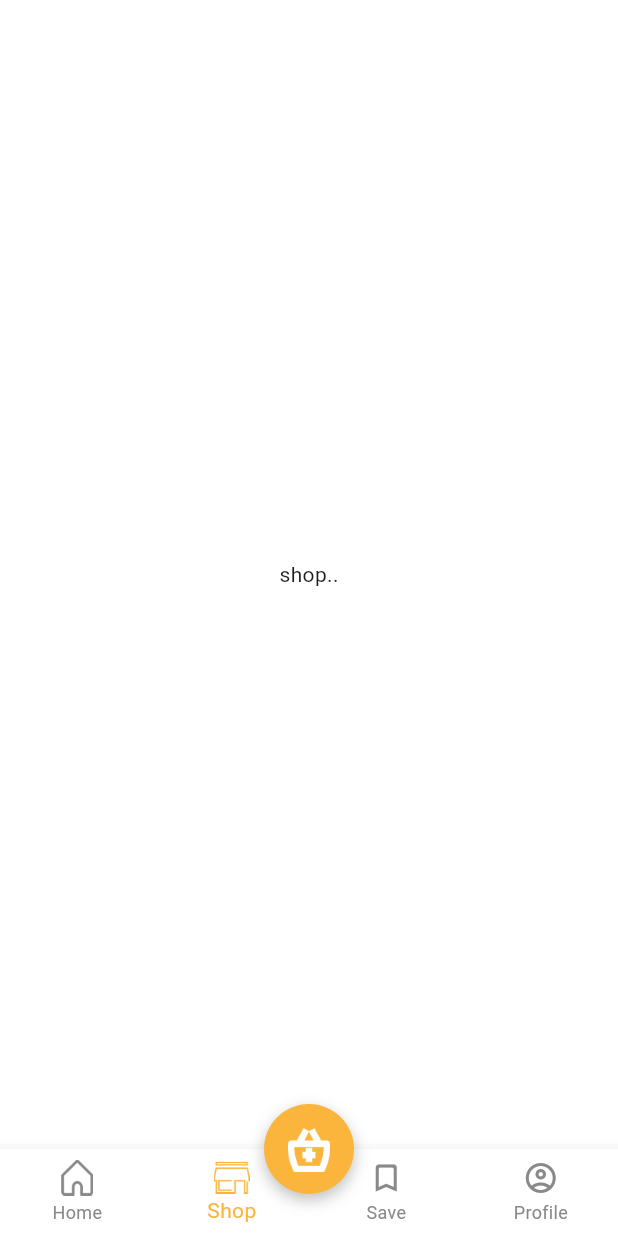
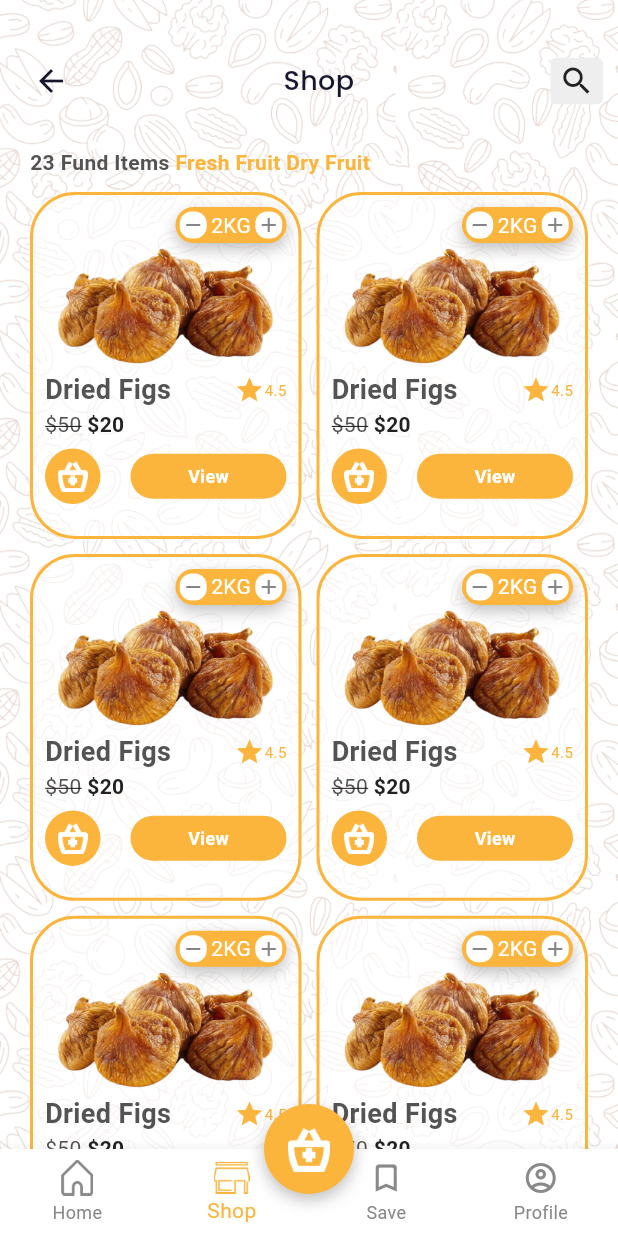
Before and after one commit to ba138/Rajasthan-Dry-Fruits, a Flutter app: the screen it shows after launch, item 2 of the bottom bar chosen, on a phone screen of 412 x 824 dp. Run offline on Flutter 3.47's test engine with Material 3 defaults, Android fonts, the phone set to English and light mode, and no system bars; our stand-ins replace google_fonts, percent_indicator; network calls fail.

Commit message:
shopView done

```diff
--- a/lib/utils/routes/routes.dart
+++ b/lib/utils/routes/routes.dart
@@ -12,6 +12,7 @@ import 'package:rjfruits/view/onboardingViews/onboarding_view2.dart';
 import 'package:rjfruits/view/onboardingViews/onboarding_view3.dart';
 import 'package:rjfruits/view/onboardingViews/splash_screen.dart';
 import 'package:rjfruits/view/popularItemsView/popularItems_view.dart';
+import 'package:rjfruits/view/shopView/shop_view.dart';
 
 class Routes {
   static Route<dynamic> generateRoute(RouteSettings settings) {
@@ -56,6 +57,10 @@ class Routes {
         return MaterialPageRoute(
           builder: (BuildContext context) => const DisCountProd(),
         );
+      case RoutesName.shopView:
+        return MaterialPageRoute(
+          builder: (BuildContext context) => const ShopView(),
+        );
       default:
         return MaterialPageRoute(builder: (_) {
           return const Scaffold(
--- a/lib/utils/routes/routes_name.dart
+++ b/lib/utils/routes/routes_name.dart
@@ -12,4 +12,5 @@ class RoutesName {
   static const String bestSellers = 'best_sellers';
   static const String popularItems = 'popular_items';
   static const String discountProd = 'discount_prod';
+  static const String shopView = 'shop_view';
 }
--- a/lib/view/onboardingViews/widgets/back_container.dart
+++ b/lib/view/onboardingViews/widgets/back_container.dart
@@ -1,5 +1,4 @@
 import 'package:flutter/material.dart';
-import 'package:rjfruits/res/components/colors.dart';
 
 class BackContainer extends StatelessWidget {
   final Function()? onTap;
--- a/lib/view/shopView/shop_view.dart
+++ b/lib/view/shopView/shop_view.dart
@@ -1,4 +1,10 @@
 import 'package:flutter/material.dart';
+import 'package:rjfruits/res/components/colors.dart';
+import 'package:rjfruits/res/components/vertical_spacing.dart';
+import 'package:rjfruits/view/HomeView/widgets/homeCard.dart';
+import 'package:google_fonts/google_fonts.dart';
+
+import '../onboardingViews/widgets/back_container.dart';
 
 class ShopView extends StatelessWidget {
   const ShopView({super.key});
@@ -6,8 +12,112 @@ class ShopView extends StatelessWidget {
   @override
   Widget build(BuildContext context) {
     return Scaffold(
-      body: Center(
-        child: Text('shop..'),
+      body: Container(
+        height: MediaQuery.of(context).size.height,
+        width: MediaQuery.of(context).size.width,
+        decoration: const BoxDecoration(
+          color: AppColor.whiteColor,
+          image: DecorationImage(
+              image: AssetImage("images/bgimg.png"), fit: BoxFit.cover),
+        ),
+        child: Padding(
+          padding: const EdgeInsets.only(left: 10.0, right: 10.0),
+          child: ListView(
+            shrinkWrap: true,
+            children: [
+              Column(
+                mainAxisSize: MainAxisSize.max,
+                children: [
+                  const VerticalSpeacing(30.0),
+                  Row(
+                    mainAxisAlignment: MainAxisAlignment.spaceBetween,
+                    children: [
+                      IconButton(
+                        onPressed: () {
+                          Navigator.pop(context);
+                        },
+                        icon: const Icon(
+                          Icons.arrow_back,
+                          color: AppColor.appBarTxColor,
+                        ),
+                      ),
+                      Text(
+                        'Shop',
+                        style: GoogleFonts.getFont(
+                          "Poppins",
+                          textStyle: const TextStyle(
+                            fontSize: 18,
+                            fontWeight: FontWeight.w500,
+                            color: AppColor.appBarTxColor,
+                          ),
+                        ),
+                      ),
+                      InkWell(
+                        onTap: () {
+                          Navigator.pop(context);
+                        },
+                        child: Container(
+                          height: 31,
+                          width: 35,
+                          decoration: BoxDecoration(
+                            color: AppColor.boxColor,
+                            borderRadius: BorderRadius.circular(
+                              4,
+                            ),
+                          ),
+                          child: const Center(
+                            child: Icon(
+                              Icons.search,
+                              color: AppColor.textColor1,
+                            ),
+                          ),
+                        ),
+                      ),
+                    ],
+                  ),
+                  const VerticalSpeacing(20.0),
+                  const Row(
+                    mainAxisAlignment: MainAxisAlignment.start,
+                    children: [
+                      SizedBox(width: 10.0),
+                      Text.rich(
+                        textAlign: TextAlign.start,
+                        TextSpan(
+                          text: '23 Fund Items ',
+                          style: TextStyle(
+                              fontSize: 14.0,
+                              color: AppColor.cardTxColor,
+                              fontWeight: FontWeight.w600),
+                          children: [
+                            TextSpan(
+                              text: 'Fresh Fruit Dry Fruit',
+                              style: TextStyle(
+                                  fontSize: 14.0,
+                                  color: AppColor.primaryColor,
+                                  fontWeight: FontWeight.w600),
+                            )
+                          ],
+                        ),
+                      ),
+                    ],
+                  ),
+                  GridView.count(
+                    padding: const EdgeInsets.all(
+                        10.0), // Add padding around the grid
+                    shrinkWrap: true,
+                    physics: const NeverScrollableScrollPhysics(),
+                    crossAxisCount: 2,
+                    childAspectRatio: (180 / 230),
+                    mainAxisSpacing: 10.0, // Spacing between rows
+                    crossAxisSpacing: 10.0, // Spacing between columns
+                    children: List.generate(
+                        10, (index) => const HomeCard(isdiscount: false)),
+                  ),
+                ],
+              ),
+            ],
+          ),
+        ),
       ),
     );
   }
```
